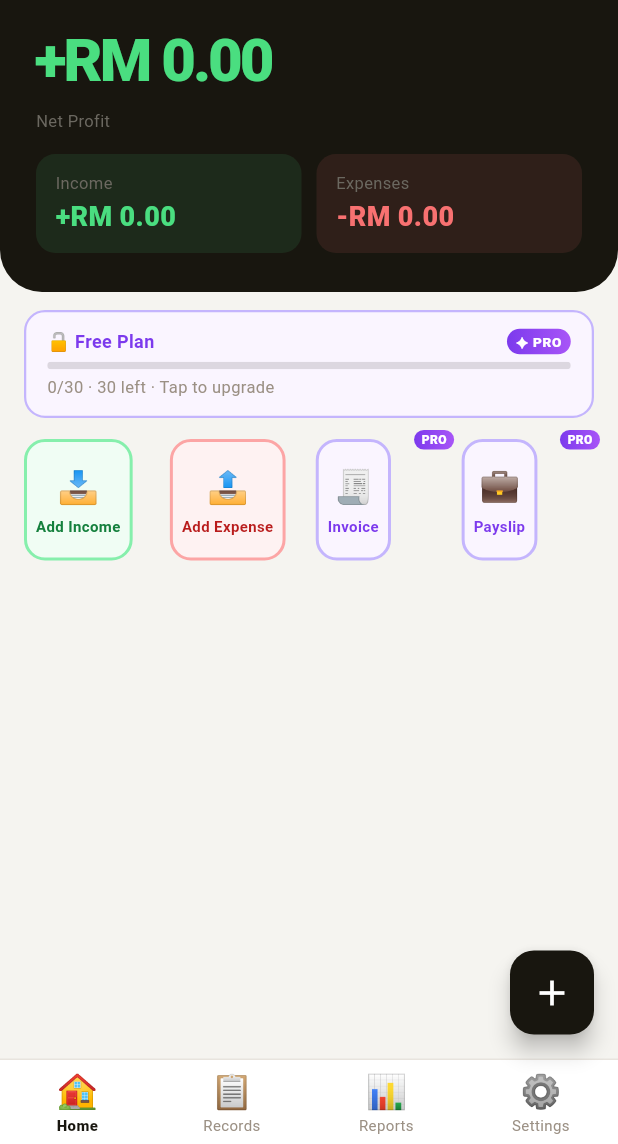
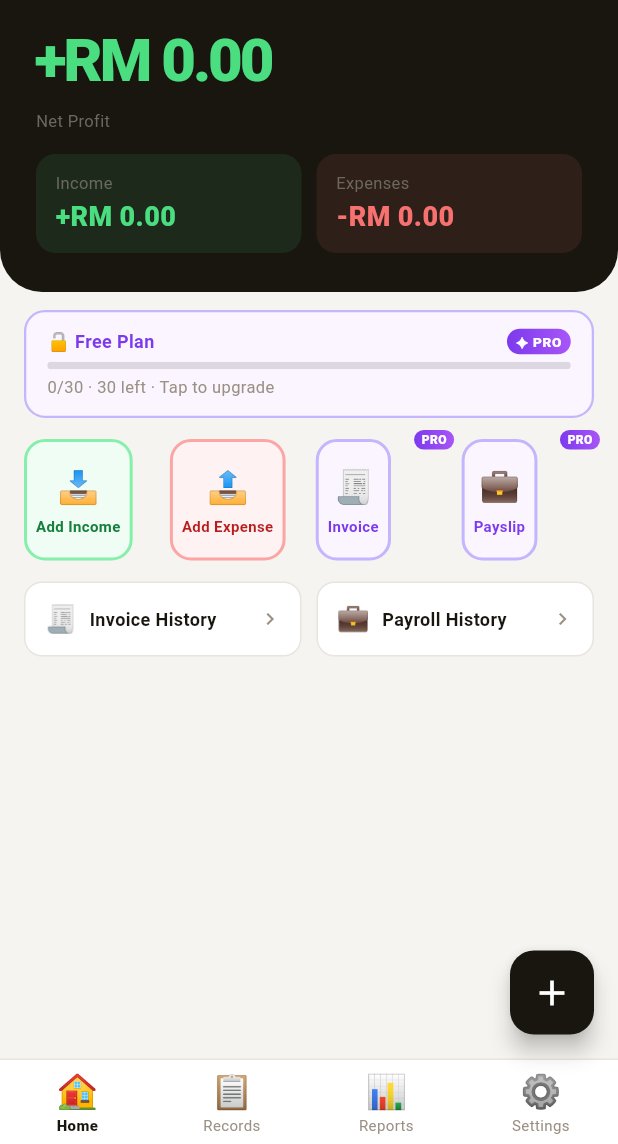
Before and after one commit to chentze1031/bookly_my, a Flutter app: the screen it shows after launch, on a phone screen of 412 x 824 dp, the part 92-1236 px from its top. Run offline on Flutter 3.47's test engine with Material 3 defaults, Android fonts, the phone set to English and light mode, and no system bars; our stand-ins replace google_mobile_ads, image_picker, pdf, share_plus, shared_preferences, signature and 2 more; missing offline and left inert: purchases_flutter; accounts and stored records are empty; network calls fail; Roboto replaces fonts that are missing (Georgia, Helvetica Neue).

Commit message:
Add files via upload

```diff
--- a/lib/screens/home_screen.dart
+++ b/lib/screens/home_screen.dart
@@ -5,6 +5,7 @@
 import '../state/sub_state.dart';
 import '../utils.dart';
 import '../widgets/common.dart';
+import 'history_screen.dart';
 
 class HomeScreen extends StatelessWidget {
   final VoidCallback onAddIncome;
@@ -118,6 +119,31 @@
               _QuickBtn(icon:'🧾', label: lang=='zh'?'发票':'Invoice', color:sub.hasAccess?kMuted:kPro, bg:sub.hasAccess?kBg:kProBg, bd:sub.hasAccess?kBorder:kProBd, onTap: sub.hasAccess?onInvoice:onUpgrade, pro:!sub.hasAccess),
               const SizedBox(width: 9),
               _QuickBtn(icon:'💼', label: lang=='zh'?'薪资':'Payslip', color:sub.hasAccess?kMuted:kPro, bg:sub.hasAccess?kBg:kProBg, bd:sub.hasAccess?kBorder:kProBd, onTap: sub.hasAccess?onPayroll:onUpgrade, pro:!sub.hasAccess),
+            ]),
+          ),
+          const SizedBox(height: 14),
+
+          // ── History shortcuts ───────────────────────────────────────────
+          Padding(
+            padding: const EdgeInsets.symmetric(horizontal: 16),
+            child: Row(children: [
+              Expanded(
+                child: _HistoryBtn(
+                  icon: '🧾',
+                  label: lang == 'zh' ? '发票记录' : 'Invoice History',
+                  onTap: () => Navigator.push(context,
+                    MaterialPageRoute(builder: (_) => const InvoiceHistoryScreen())),
+                ),
+              ),
+              const SizedBox(width: 10),
+              Expanded(
+                child: _HistoryBtn(
+                  icon: '💼',
+                  label: lang == 'zh' ? '薪资记录' : 'Payroll History',
+                  onTap: () => Navigator.push(context,
+                    MaterialPageRoute(builder: (_) => const PayrollHistoryScreen())),
+                ),
+              ),
             ]),
           ),
           const SizedBox(height: 14),
@@ -340,3 +366,32 @@
     );
   }
 }
+
+class _HistoryBtn extends StatelessWidget {
+  final String icon, label;
+  final VoidCallback onTap;
+  const _HistoryBtn({required this.icon, required this.label, required this.onTap});
+
+  @override
+  Widget build(BuildContext context) => GestureDetector(
+    onTap: onTap,
+    child: Container(
+      padding: const EdgeInsets.symmetric(vertical: 11, horizontal: 12),
+      decoration: BoxDecoration(
+        color: kSurface,
+        border: Border.all(color: kBorder),
+        borderRadius: BorderRadius.circular(12),
+      ),
+      child: Row(children: [
+        Text(icon, style: const TextStyle(fontSize: 18)),
+        const SizedBox(width: 8),
+        Expanded(
+          child: Text(label,
+            style: const TextStyle(fontSize: 12, fontWeight: FontWeight.w600, color: kText),
+            maxLines: 1, overflow: TextOverflow.ellipsis),
+        ),
+        const Icon(Icons.chevron_right, size: 16, color: kMuted),
+      ]),
+    ),
+  );
+}
```
Lines whose indentation alone changed are shown as unchanged.
